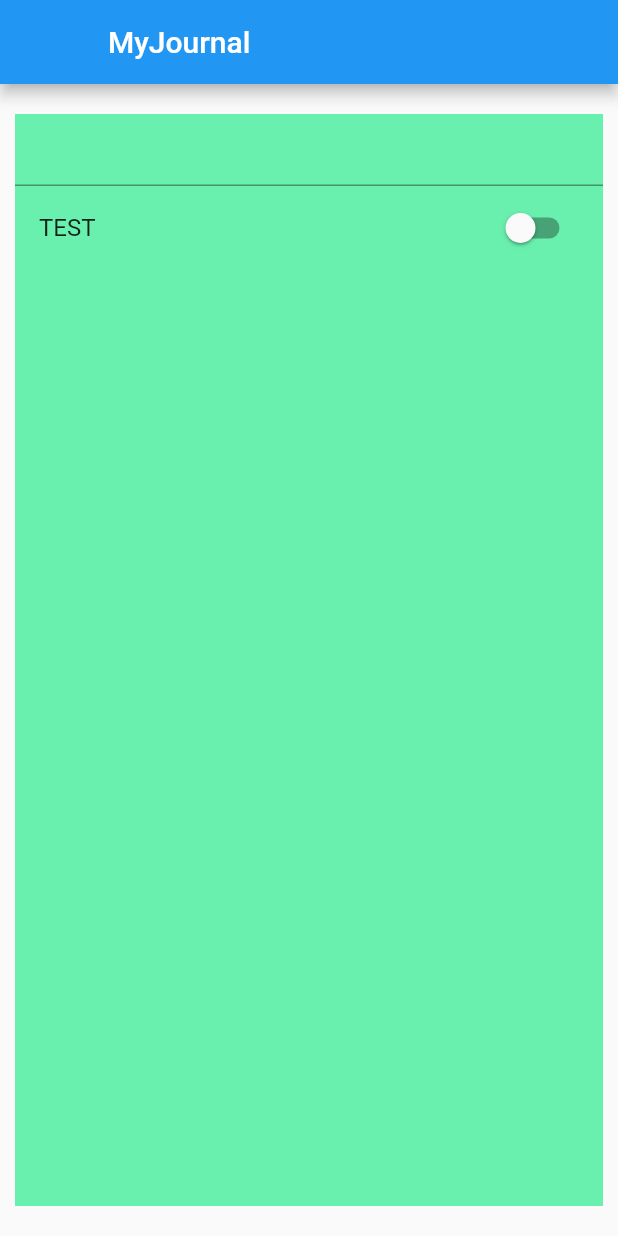
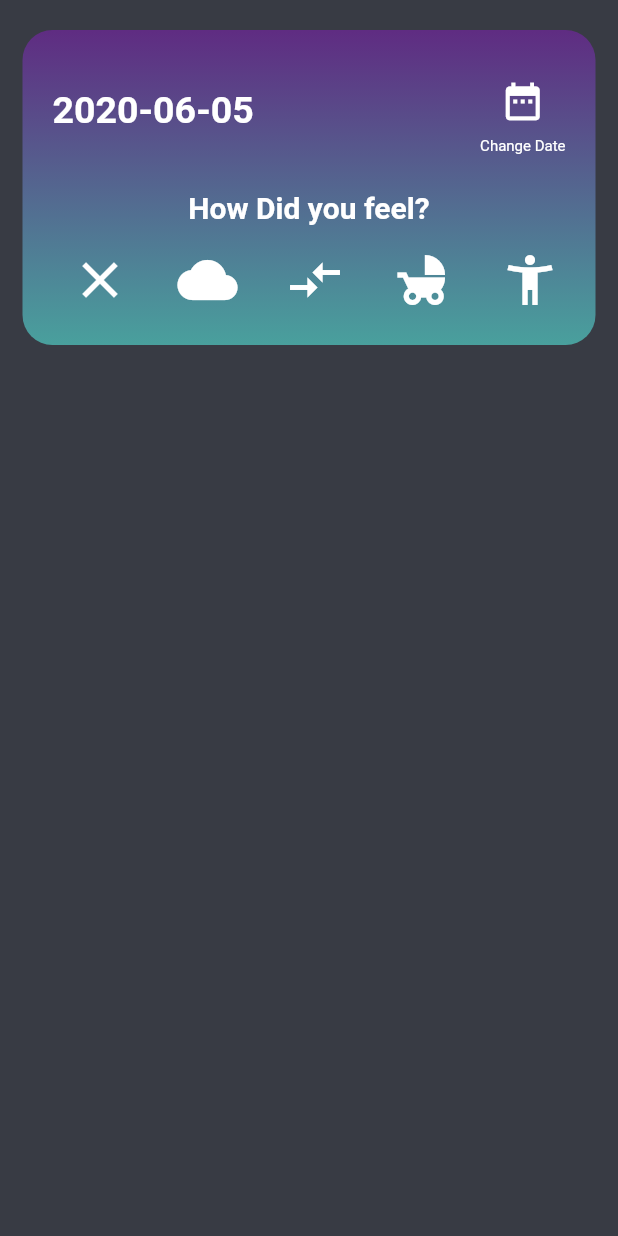
Before and after one commit to domidanke/MyJournal, a Flutter app: the CreateEntry screen opened by its route, on a phone screen of 412 x 824 dp. Run offline on Flutter 3.47's test engine with Material 2 defaults, Android fonts, the phone set to English and light mode, and no system bars; our stand-ins replace firebase_auth, font_awesome_flutter, modal_progress_hud; accounts and stored records are empty.

Commit message:
Added some Colors, added first create entry card

```diff
--- a/my_journal/lib/constants.dart
+++ b/my_journal/lib/constants.dart
@@ -1,17 +1,39 @@
 import 'package:flutter/material.dart';
+import 'package:intl/intl.dart';
+
+const Color pink = Color(0xffefabc5);
+Shader headerGradient =
+    const LinearGradient(colors: [Color(0xff5f2c82), Color(0xff49a09d)])
+        .createShader(const Rect.fromLTWH(0, 0, 200.0, 70.0));
+
+const kCardDecoration = BoxDecoration(
+  borderRadius: BorderRadius.all(Radius.circular(20)),
+  gradient:
+      LinearGradient(begin: Alignment.topCenter, end: Alignment.bottomCenter,
+          //colors: [Color(0xffd7d0f5), Color(0xff9385d6)]),
+          colors: [Color(0xff5f2c82), Color(0xff49a09d)]),
+);
 
 const InputDecoration kTextFieldInputDecoration = InputDecoration(
   hintText: '',
+  hintStyle: TextStyle(
+    color: Colors.white,
+  ),
   contentPadding: EdgeInsets.symmetric(vertical: 10.0, horizontal: 20.0),
   border: OutlineInputBorder(
     borderRadius: BorderRadius.all(Radius.circular(32.0)),
   ),
   enabledBorder: OutlineInputBorder(
-    borderSide: BorderSide(color: Colors.blueAccent, width: 1.0),
+    borderSide: BorderSide(color: Color(0xff49a09d), width: 1.0),
     borderRadius: BorderRadius.all(Radius.circular(32.0)),
   ),
   focusedBorder: OutlineInputBorder(
-    borderSide: BorderSide(color: Colors.blueAccent, width: 2.0),
+    borderSide: BorderSide(color: pink, width: 2.0),
     borderRadius: BorderRadius.all(Radius.circular(32.0)),
   ),
 );
+
+String getDateFormatted(DateTime dateTime) {
+  final formatter = DateFormat('yyyy-MM-dd');
+  return formatter.format(dateTime);
+}
--- a/my_journal/lib/main.dart
+++ b/my_journal/lib/main.dart
@@ -12,6 +12,9 @@ class MyJournalApp extends StatelessWidget {
   @override
   Widget build(BuildContext context) {
     return MaterialApp(
+      theme: ThemeData(
+        scaffoldBackgroundColor: const Color(0xff383b44),
+      ),
       debugShowCheckedModeBanner: false,
       routes: {
         WelcomeScreen.id: (context) => WelcomeScreen(),
--- a/my_journal/lib/screens/create_entry.dart
+++ b/my_journal/lib/screens/create_entry.dart
@@ -1,4 +1,5 @@
 import 'package:flutter/material.dart';
+import 'package:my_journal/constants.dart';
 
 class CreateEntry extends StatefulWidget {
   static String id = 'create_entry_screen';
@@ -7,65 +8,147 @@ class CreateEntry extends StatefulWidget {
 }
 
 class _CreateEntryState extends State<CreateEntry> {
-  final _formKey = GlobalKey<FormState>();
-  bool isSwitchedOn = false;
-  //String selectedValue = 'A';
+  int selectedIcon = 0;
+  DateTime _dateTime = DateTime.now();
+  String pickedDate = getDateFormatted(DateTime.now());
+
+  void updateSelectedIcon(int selected) {
+    setState(() {
+      selectedIcon = selected;
+    });
+  }
 
   @override
   Widget build(BuildContext context) {
     return Scaffold(
-        appBar: AppBar(
-          leading: const Text(''),
-          title: const Text('MyJournal'),
+        body: SafeArea(
+      child: Column(children: <Widget>[
+        Padding(
+          padding: const EdgeInsets.symmetric(horizontal: 15.0, vertical: 20.0),
+          child: Center(
+              child: Container(
+            height: 210.0,
+            decoration: kCardDecoration,
+            child: Column(
+              mainAxisAlignment: MainAxisAlignment.spaceEvenly,
+              children: <Widget>[
+                Padding(
+                  padding: const EdgeInsets.symmetric(
+                      vertical: 15.0, horizontal: 20.0),
+                  child: Row(
+                      mainAxisAlignment: MainAxisAlignment.spaceBetween,
+                      children: <Widget>[
+                        Text(
+                          pickedDate,
+                          style: TextStyle(
+                              fontSize: 25.0,
+                              fontWeight: FontWeight.bold,
+                              color: Colors.white),
                         ),
-        body: SafeArea(
-          child: Container(
-            color: Colors.greenAccent,
-            margin:
-                const EdgeInsets.symmetric(horizontal: 10.0, vertical: 20.0),
-            child: Builder(
-              builder: (context) => Form(
-                key: _formKey,
-                child: Column(
-                  crossAxisAlignment: CrossAxisAlignment.stretch,
+                        Column(
                           children: <Widget>[
-                    TextFormField(),
-                    SwitchListTile(
-                      title: const Text('TEST'),
-                      value: isSwitchedOn,
-                      onChanged: (value) {
+                            IconButton(
+                              icon: Icon(
+                                Icons.date_range,
+                                color: Colors.white,
+                                size: 30.0,
+                              ),
+                              onPressed: () {
+                                showDatePicker(
+                                        context: context,
+                                        initialDate: _dateTime,
+                                        firstDate: DateTime(2020),
+                                        lastDate: DateTime.now())
+                                    .then((date) {
+                                  if (date == null) {
+                                    return;
+                                  }
                                   setState(() {
-                          isSwitchedOn = value;
+                                    _dateTime = date;
+                                    pickedDate = getDateFormatted(_dateTime);
+                                  });
                                 });
                               },
+                            ),
+                            const Text(
+                              'Change Date',
+                              style: TextStyle(
+                                  color: Colors.white, fontSize: 10.0),
                             )
-//                    DropdownButtonFormField(
-//                      value: selectedValue,
-//                      items: [
-//                        DropdownMenuItem(
-//                          value: 'A',
-//                          onTap: () {},
-//                        ),
-//                        DropdownMenuItem(
-//                          value: 'B',
-//                          onTap: () {},
-//                        ),
-//                        DropdownMenuItem(
-//                          value: 'C',
-//                          onTap: () {},
-//                        )
-//                      ],
-//                      onChanged: (value) {
-//                        setState(() {
-//                          selectedValue = value;
-//                        });
-//                      },
-//                    )
+                          ],
+                        )
+                      ]),
+                ),
+                Text(
+                  'How Did you feel?',
+                  style: TextStyle(
+                      fontSize: 20.0,
+                      fontWeight: FontWeight.bold,
+                      color: Colors.white),
+                ),
+                Padding(
+                  padding: const EdgeInsets.only(bottom: 15.0),
+                  child: Row(
+                    mainAxisAlignment: MainAxisAlignment.spaceEvenly,
+                    children: <Widget>[
+                      IconButton(
+                        icon: Icon(
+                          Icons.clear,
+                          color: selectedIcon == 1 ? pink : Colors.white,
+                          size: selectedIcon == 1 ? 50.0 : 40.0,
+                        ),
+                        onPressed: () {
+                          updateSelectedIcon(1);
+                        },
+                      ),
+                      IconButton(
+                        icon: Icon(
+                          Icons.cloud,
+                          color: selectedIcon == 2 ? pink : Colors.white,
+                          size: selectedIcon == 2 ? 50.0 : 40.0,
+                        ),
+                        onPressed: () {
+                          updateSelectedIcon(2);
+                        },
+                      ),
+                      IconButton(
+                        icon: Icon(
+                          Icons.compare_arrows,
+                          color: selectedIcon == 3 ? pink : Colors.white,
+                          size: selectedIcon == 3 ? 50.0 : 40.0,
+                        ),
+                        onPressed: () {
+                          updateSelectedIcon(3);
+                        },
+                      ),
+                      IconButton(
+                        icon: Icon(
+                          Icons.child_friendly,
+                          color: selectedIcon == 4 ? pink : Colors.white,
+                          size: selectedIcon == 4 ? 50.0 : 40.0,
+                        ),
+                        onPressed: () {
+                          updateSelectedIcon(4);
+                        },
+                      ),
+                      IconButton(
+                        icon: Icon(
+                          Icons.accessibility_new,
+                          color: selectedIcon == 5 ? pink : Colors.white,
+                          size: selectedIcon == 5 ? 50.0 : 40.0,
+                        ),
+                        onPressed: () {
+                          updateSelectedIcon(5);
+                        },
+                      )
                     ],
                   ),
+                )
+              ],
             ),
+          )),
         ),
-          ),
+      ]),
     ));
   }
 }
--- a/my_journal/lib/widgets/home_card.dart
+++ b/my_journal/lib/widgets/home_card.dart
@@ -1,4 +1,5 @@
 import 'package:flutter/material.dart';
+import 'package:my_journal/constants.dart';
 
 class HomeCard extends StatelessWidget {
   const HomeCard(
@@ -22,6 +23,7 @@ class HomeCard extends StatelessWidget {
             elevation: 10.0,
             borderRadius: const BorderRadius.all(Radius.circular(20.0)),
             child: Container(
+              decoration: kCardDecoration,
               width: 300.0,
               height: 225.0,
               child: Column(
@@ -32,7 +34,7 @@ class HomeCard extends StatelessWidget {
                     child: Text(
                       headerText,
                       style: TextStyle(
-                        //color: ,
+                        color: Colors.white,
                         fontWeight: FontWeight.bold,
                       ),
                     ),
@@ -57,7 +59,7 @@ class HomeCard extends StatelessWidget {
                           child: Text(
                             text,
                             style: TextStyle(
-                              //  color: ,
+                              color: Colors.white,
                               fontWeight: FontWeight.bold,
                             ),
                           ),
```
Also changed, not shown: my_journal/lib/screens/login_screen.dart (+7 -2 lines), my_journal/lib/screens/my_journal_screen.dart (+29 -35 lines), my_journal/lib/screens/registration_screen.dart (+13 -10 lines), my_journal/lib/screens/welcome_screen.dart (+8 -6 lines), 1 other file. Lines whose indentation alone changed are shown as unchanged.
